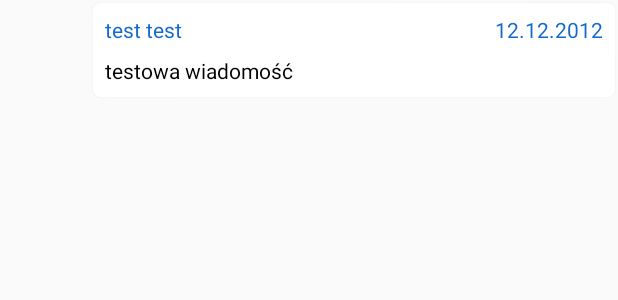
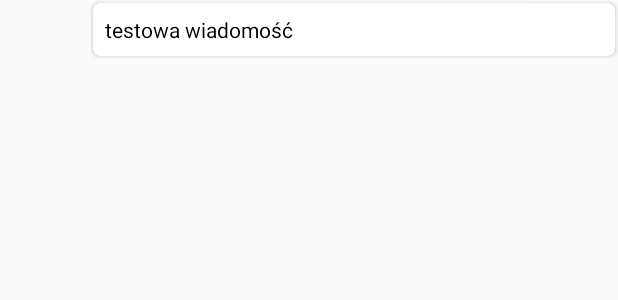
Before and after one commit to Brodeon/Chat-App, an Android app: the layout logged_user_message.xml on its own in the app's theme, with its tools: preview values and no code run, on a phone screen of 412 x 824 dp. Shown: the top 300 px of the screen. Run offline under Robolectric (Android 15) with nearby library versions, the phone set to English and light mode, and no system bars.

Commit message:
Little layout changes

```diff
--- a/app/src/main/java/com/filc/czatprojekt/MessegesRecycleViewAdapter.java
+++ b/app/src/main/java/com/filc/czatprojekt/MessegesRecycleViewAdapter.java
@@ -62,7 +62,7 @@ public class MessegesRecycleViewAdapter extends RecyclerView.Adapter<RecyclerVie
 
                 message1ViewHolder.message.setText(message.getMessageText());
                 message1ViewHolder.date.setText(TimestampConverter.convertTimeStamp(message.getTimestamp()));
-                message1ViewHolder.email.setText(message.getMessageUser());
+                message1ViewHolder.email.setText(user.getEmail());
                 break;
             case 2:
                 Message2ViewHolder message2ViewHolder = (Message2ViewHolder) viewHolder;
--- a/app/src/main/res/layout/another_user_message.xml
+++ b/app/src/main/res/layout/another_user_message.xml
@@ -33,6 +33,7 @@
                 android:layout_marginEnd="8dp"
                 android:textAlignment="center"
                 android:textColor="#146acb"
+                android:visibility="gone"
                 app:layout_constraintBaseline_toBaselineOf="@+id/another_user_email"
                 app:layout_constraintEnd_toEndOf="parent"
                 tools:text="12.12.2012" />
--- a/app/src/main/res/layout/logged_user_message.xml
+++ b/app/src/main/res/layout/logged_user_message.xml
@@ -33,6 +33,7 @@
                 android:layout_marginTop="8dp"
                 android:textAlignment="center"
                 android:textColor="#146acb"
+                android:visibility="gone"
                 app:layout_constraintStart_toStartOf="parent"
                 app:layout_constraintTop_toTopOf="parent"
                 tools:text="test test" />
@@ -62,6 +63,7 @@
                 android:text="12.12.2012"
                 android:textAlignment="center"
                 android:textColor="#146acb"
+                android:visibility="gone"
                 app:layout_constraintBaseline_toBaselineOf="@+id/logged_user_email"
                 app:layout_constraintEnd_toEndOf="parent" />
         </android.support.constraint.ConstraintLayout>
```
